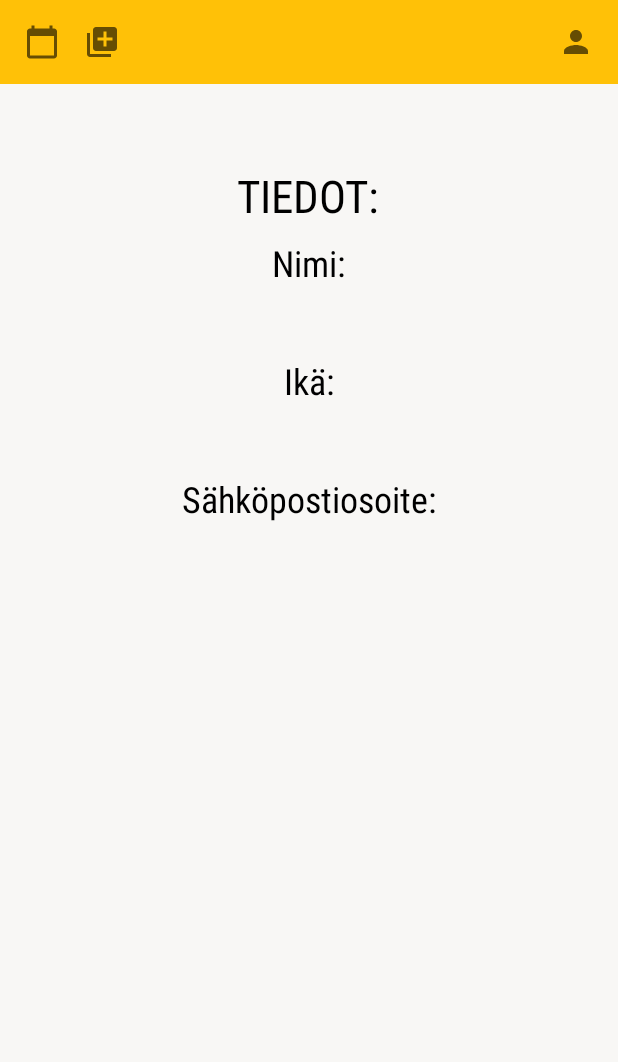
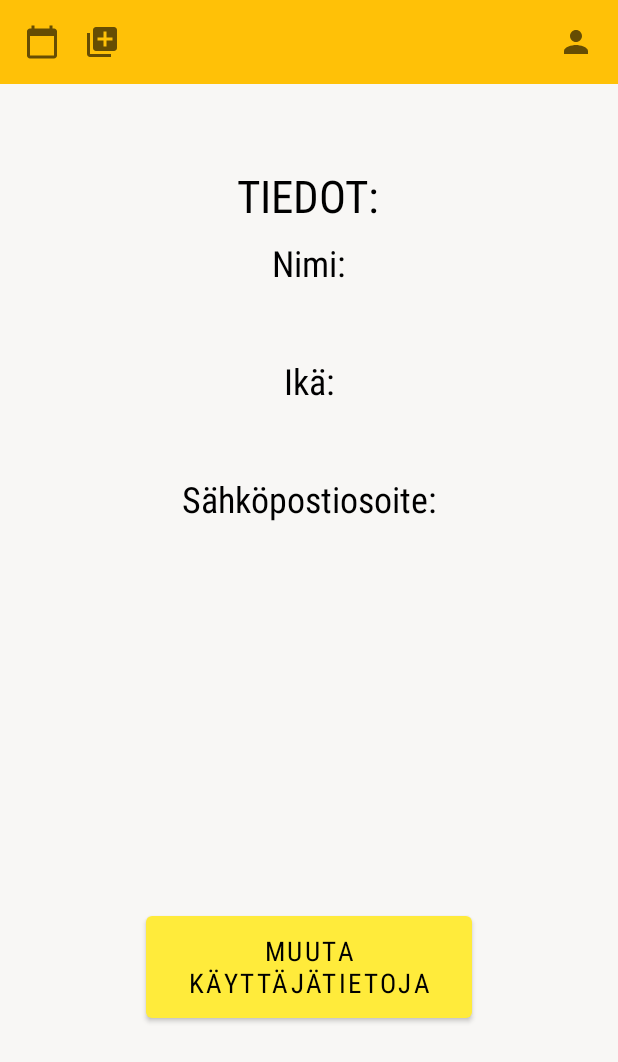
Before and after one commit to Pyrdee/your_Week, an Android app: the screen it shows after launch (UserInfo), after a tap on "myprofile button", on a phone screen of 412 x 824 dp. Shown: the top 1062 px of the screen. Run offline under Robolectric (Android 15) with nearby library versions, the phone set to English and light mode, and no system bars; Roboto replaces fonts that are not available here.

Commit message:
käyttäjätilin muutoksia

```diff
--- a/app/src/main/java/com/example/your_week/MainActivity.java
+++ b/app/src/main/java/com/example/your_week/MainActivity.java
@@ -3,12 +3,18 @@ package com.example.your_week;
 import androidx.appcompat.app.AppCompatActivity;
 
 import android.content.Intent;
+import android.content.SharedPreferences;
 import android.os.Bundle;
 import android.view.View;
 import android.widget.ImageView;
 
 public class MainActivity extends AppCompatActivity {
+    SharedPreferences sharedPreferences;
 
+    private static final String SHARED_PREF_NAME = "userData";
+    private static final String KEY_NAME = "name";
+    private static final String KEY_AGE = "age";
+    private static final String KEY_EMAIL = "email";
 
     @Override
     protected void onCreate(Bundle savedInstanceState) {
@@ -49,7 +55,16 @@ public class MainActivity extends AppCompatActivity {
     //Seuraavalla sivulla tarkistetaan onko käyttäjä jo rekisteröitynyt.
 
     public void moveForward(View view) {
-        Intent moveToRegistration = new Intent(this, Registration.class);
-        startActivity(moveToRegistration);
+        SharedPreferences sharedPreferences = getSharedPreferences(SHARED_PREF_NAME, MODE_PRIVATE);
+        String name = sharedPreferences.getString(KEY_NAME, null);
+
+
+        if (name != null) {
+            Intent intent = new Intent(MainActivity.this, List_Of_Activities.class);
+            startActivity(intent);
+        } else {
+            Intent moveToRegistration = new Intent(MainActivity.this, Registration.class);
+            startActivity(moveToRegistration);
+        }
     }
 }
--- a/app/src/main/java/com/example/your_week/NewTask.java
+++ b/app/src/main/java/com/example/your_week/NewTask.java
@@ -81,7 +81,7 @@ public class NewTask extends AppCompatActivity {
             @Override
             public void onDateSet(DatePicker view, int year, int month, int dayOfMonth) {
                 month = month+1;
-                String date = day+"."+month+"."+year;
+                String date = dayOfMonth +"."+month+"."+year;
                 editDate.setText(date);
             }
         };
--- a/app/src/main/java/com/example/your_week/Registration.java
+++ b/app/src/main/java/com/example/your_week/Registration.java
@@ -33,10 +33,6 @@ public class Registration extends AppCompatActivity {
         SharedPreferences sharedPreferences = getSharedPreferences(SHARED_PREF_NAME, MODE_PRIVATE);
         String name = sharedPreferences.getString(KEY_NAME, null);
 
-        if (name != null) {
-            Intent intent = new Intent(Registration.this, List_Of_Activities.class);
-            startActivity(intent);
-        }
         // tietojen tallennus nappia painaessa
         btSave.setOnClickListener(new View.OnClickListener() {
                                       @Override
--- a/app/src/main/java/com/example/your_week/UserInfo.java
+++ b/app/src/main/java/com/example/your_week/UserInfo.java
@@ -6,17 +6,20 @@ import android.content.Intent;
 import android.content.SharedPreferences;
 import android.os.Bundle;
 import android.view.View;
+import android.widget.Button;
 import android.widget.ImageView;
 import android.widget.TextView;
 
 public class UserInfo extends AppCompatActivity {
     TextView text_name, text_age, text_email;
     SharedPreferences sharedPreferences;
+    Button btChange;
 
     private static final String SHARED_PREF_NAME = "userData";
     private static final String KEY_NAME = "name";
     private static final String KEY_AGE = "age";
     private static final String KEY_EMAIL = "email";
+
 
     @Override
     protected void onCreate(Bundle savedInstanceState) {
@@ -26,6 +29,7 @@ public class UserInfo extends AppCompatActivity {
         text_name = findViewById(R.id.ptUserName);
         text_age = findViewById(R.id.ptUserAge);
         text_email = findViewById(R.id.ptUserEmail);
+
 
         // tietojen haku käyttäen shared prefs
         sharedPreferences = getSharedPreferences(SHARED_PREF_NAME, MODE_PRIVATE);
@@ -38,6 +42,7 @@ public class UserInfo extends AppCompatActivity {
             text_age.setText("" + age);
             text_email.setText("" + email);
         }
+
 
         // upbarissa olevat komponentit
         ImageView calendar = findViewById(R.id.bt_calendar);
@@ -64,4 +69,9 @@ public class UserInfo extends AppCompatActivity {
             }
         });
     }
+
+    public void ChangeInfo(View view) {
+        Intent intent = new Intent(UserInfo.this, Registration.class);
+        startActivity(intent);
+    }
 }
--- a/app/src/main/res/layout/activity_tiedot.xml
+++ b/app/src/main/res/layout/activity_tiedot.xml
@@ -80,4 +80,15 @@
         android:textAlignment="center"
         android:textSize="22dp" />
 
+    <Button
+        android:id="@+id/btChange"
+        android:layout_width="217dp"
+        android:layout_height="80dp"
+        android:layout_alignParentBottom="true"
+        android:layout_centerHorizontal="true"
+        android:layout_marginBottom="139dp"
+        android:onClick="ChangeInfo"
+        android:text="Muuta käyttäjätietoja"
+        android:textSize="18sp" />
+
 </RelativeLayout>
```
